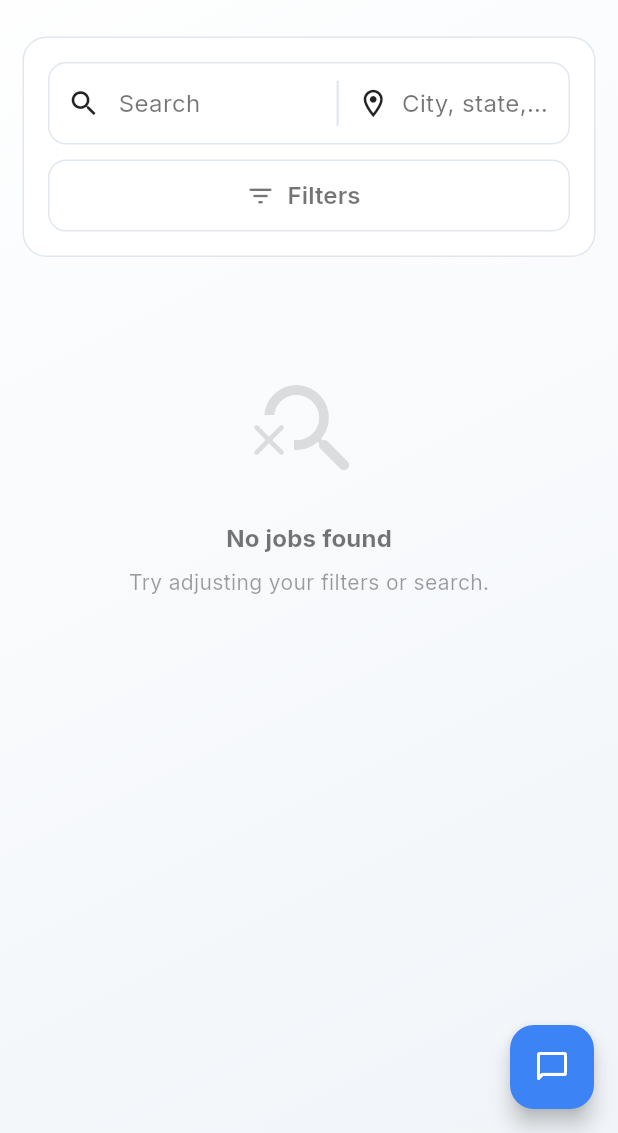
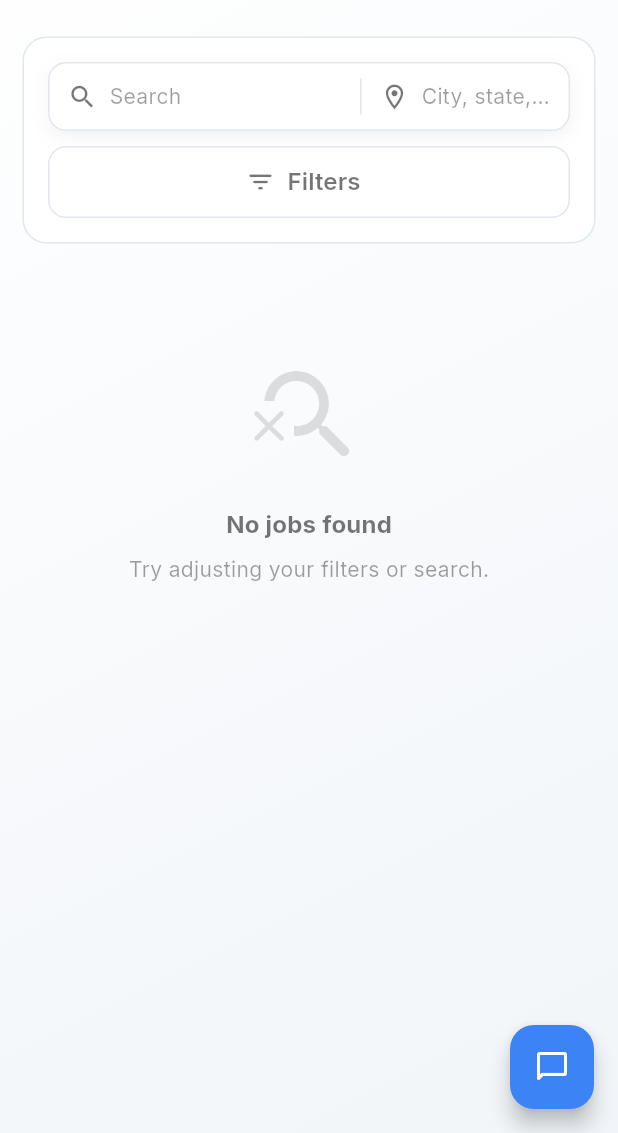
Before and after one commit to hashamdev-webix/jooblie-mobile-app, a Flutter app: the JobSeekerJobsView screen opened directly, on a phone screen of 412 x 824 dp, the part 103-1236 px from its top. Run offline on Flutter 3.47's test engine with Material 3 defaults, Android fonts, the phone set to English and light mode, and no system bars; our stand-ins replace animate_do, another_flushbar, app_links, flutter_dotenv, flutter_easyloading, fluttertoast and 8 more; accounts and stored records are empty.

Commit message:
Update custom_home_search_bar.dart

```diff
--- a/lib/widgets/custom_home_search_bar.dart
+++ b/lib/widgets/custom_home_search_bar.dart
@@ -2,63 +2,70 @@ import 'package:flutter/material.dart';
 import '../core/app_colors.dart';
 
 class CustomHomeSearchBar extends StatelessWidget {
-  final VoidCallback? onSearchTap;
-  final VoidCallback? onLocationTap;
   final String searchHint;
   final String locationHint;
+  final VoidCallback onSearchTap;
+  final VoidCallback onLocationTap;
 
   const CustomHomeSearchBar({
     super.key,
-    this.onSearchTap,
-    this.onLocationTap,
     this.searchHint = 'Search',
     this.locationHint = 'City, state, zip co...',
+    required this.onSearchTap,
+    required this.onLocationTap,
   });
 
   @override
   Widget build(BuildContext context) {
-    final isDark = Theme.of(context).brightness == Brightness.dark;
+    final theme = Theme.of(context);
+    final isDark = theme.brightness == Brightness.dark;
 
     return Container(
-      height: 55,
       decoration: BoxDecoration(
         color: isDark ? AppColors.darkCard : Colors.white,
         borderRadius: BorderRadius.circular(12),
         border: Border.all(
           color: isDark ? AppColors.darkBorder : AppColors.lightBorder,
-
-          // color: isDark ? AppColors.darkBorder : AppColors.lightBorder,
           width: 1,
         ),
-        // boxShadow: [
-        //   if (!isDark)
-        //     BoxShadow(
-        //       color: Colors.black.withValues(alpha: 0.05),
-        //       blurRadius: 10,
-        //       offset: const Offset(0, 4),
-        //     ),
-        // ],
+        boxShadow: [
+          BoxShadow(
+            color: Colors.black.withValues(alpha: 0.05),
+            blurRadius: 10,
+            offset: const Offset(0, 4),
           ),
+        ],
+      ),
+      child: IntrinsicHeight(
         child: Row(
           children: [
-          // Search Section
+            // Search Input
             Expanded(
-            flex: 5,
+              flex: 3,
               child: InkWell(
                 onTap: onSearchTap,
-              borderRadius: const BorderRadius.horizontal(left: Radius.circular(12)),
+                borderRadius: const BorderRadius.only(
+                  topLeft: Radius.circular(12),
+                  bottomLeft: Radius.circular(12),
+                ),
                 child: Padding(
-                padding: const EdgeInsets.symmetric(horizontal: 12),
+                  padding: const EdgeInsets.symmetric(horizontal: 12, vertical: 12),
                   child: Row(
                     children: [
-                     Icon(Icons.search, size: 22, color:isDark ? Colors.white70 : Colors.black87),
-                    const SizedBox(width: 12),
+                      Icon(
+                        Icons.search,
+                        size: 20,
+                        color: isDark ? Colors.white70 : Colors.black54,
+                      ),
+                      const SizedBox(width: 8),
                       Expanded(
                         child: Text(
                           searchHint,
-                        style:  TextStyle(
-                          color:isDark ? Colors.white70 : Colors.black54,
-                          fontSize: 16,
+                          style: TextStyle(
+                            color: searchHint == 'Search'
+                                ? (isDark ? Colors.white38 : Colors.black38)
+                                : (isDark ? Colors.white : Colors.black87),
+                            fontSize: 14,
                             overflow: TextOverflow.ellipsis,
                           ),
                         ),
@@ -68,32 +75,41 @@ class CustomHomeSearchBar extends StatelessWidget {
                 ),
               ),
             ),
-
             // Divider
-          Container(
-            width: 1.5,
-            height: 30,
+            VerticalDivider(
+              width: 1,
+              thickness: 1,
               color: isDark ? AppColors.darkBorder : AppColors.lightBorder,
+              indent: 10,
+              endIndent: 10,
             ),
-
-          // Location Section
+            // Location Input
             Expanded(
-            flex: 4,
+              flex: 2,
               child: InkWell(
                 onTap: onLocationTap,
-              borderRadius: const BorderRadius.horizontal(right: Radius.circular(12)),
+                borderRadius: const BorderRadius.only(
+                  topRight: Radius.circular(12),
+                  bottomRight: Radius.circular(12),
+                ),
                 child: Padding(
-                padding: const EdgeInsets.symmetric(horizontal: 12),
+                  padding: const EdgeInsets.symmetric(horizontal: 12, vertical: 12),
                   child: Row(
                     children: [
-                     Icon(Icons.location_on_outlined, size: 22, color:isDark ? Colors.white70 : Colors.black87),
+                      Icon(
+                        Icons.location_on_outlined,
+                        size: 20,
+                        color: isDark ? Colors.white70 : Colors.black54,
+                      ),
                       const SizedBox(width: 8),
                       Expanded(
                         child: Text(
                           locationHint,
-                        style:  TextStyle(
-                          color:isDark ? Colors.white70 : Colors.black54,
-                          fontSize: 16,
+                          style: TextStyle(
+                            color: locationHint == 'City, state, zip co...'
+                                ? (isDark ? Colors.white38 : Colors.black38)
+                                : (isDark ? Colors.white : Colors.black87),
+                            fontSize: 14,
                             overflow: TextOverflow.ellipsis,
                           ),
                         ),
@@ -105,6 +121,7 @@ class CustomHomeSearchBar extends StatelessWidget {
             ),
           ],
         ),
+      ),
     );
   }
 }
```
Lines whose indentation alone changed are shown as unchanged.
